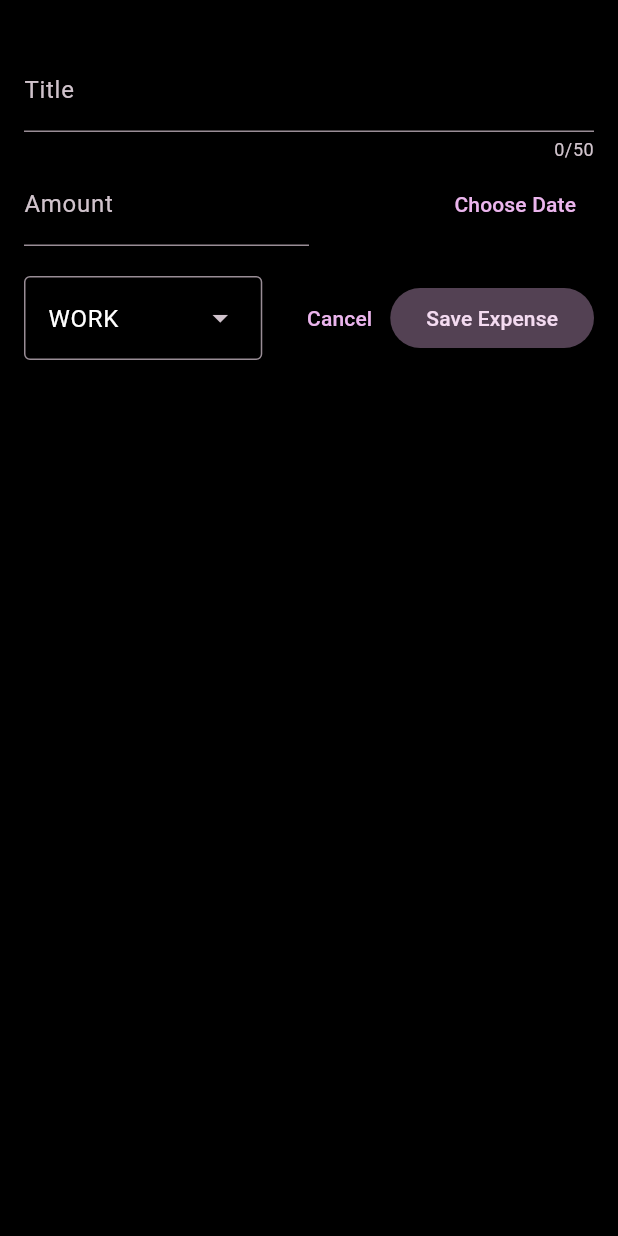
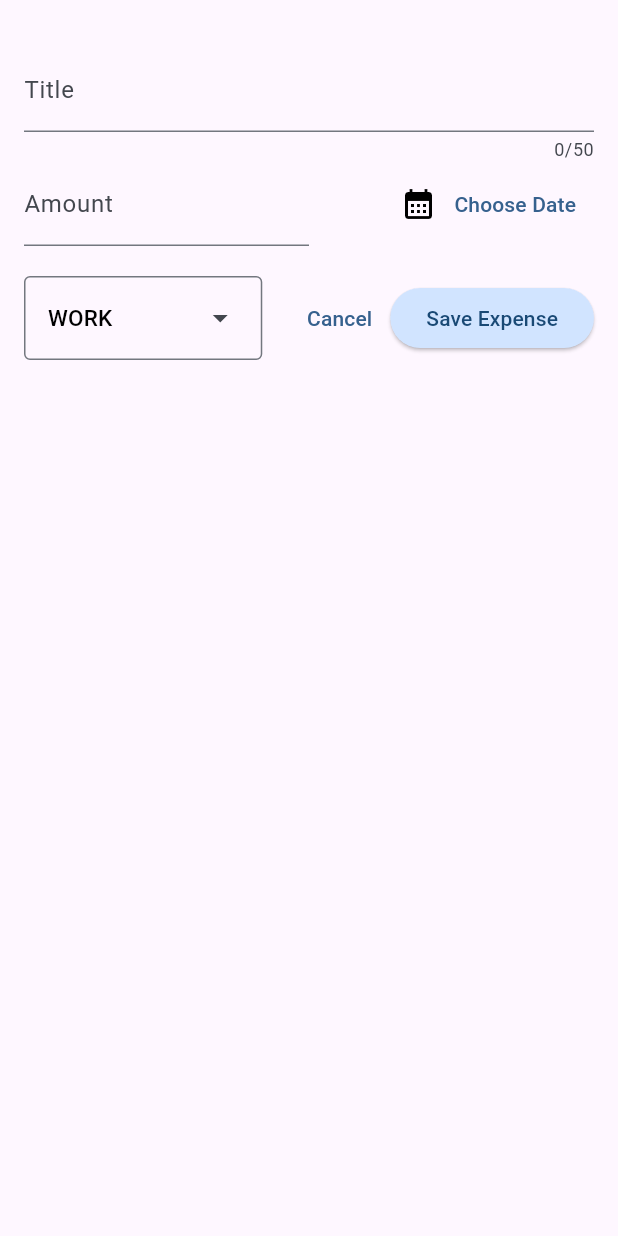
Before and after one commit to Aabis-Ahmed-Hassan/expense_tracker_app, a Flutter app: the screen it shows after launch, after a tap on the "add" icon, on a phone screen of 412 x 824 dp. Run offline on Flutter 3.47's test engine with Material 3 defaults, Android fonts, the phone set to English and light mode, and no system bars.

Commit message:
Done with All

```diff
--- a/lib/add_expense.dart
+++ b/lib/add_expense.dart
@@ -130,6 +130,7 @@ class _AddExpenseState extends State<AddExpense> {
                     _chooseCategory(i!);
                   },
                   initialSelection: _selectedCategory,
+                  textStyle: Theme.of(context).textTheme.titleSmall,
                   dropdownMenuEntries: [
                     for (var i = 0; i < Category.values.length; i++)
                       DropdownMenuEntry(
--- a/lib/main.dart
+++ b/lib/main.dart
@@ -8,10 +8,10 @@ void main() {
 class MyApp extends StatelessWidget {
   MyApp({super.key});
 
-  var kPrimaryColor = ColorScheme.fromSeed(seedColor: Colors.purple);
+  var kPrimaryColor = ColorScheme.fromSeed(seedColor: Colors.blue);
 
-  var kDarkColor = ColorScheme.fromSeed(
-      brightness: Brightness.dark, seedColor: Colors.purple);
+  var kDarkColor =
+      ColorScheme.fromSeed(brightness: Brightness.dark, seedColor: Colors.blue);
   @override
   Widget build(BuildContext context) {
     return MaterialApp(
@@ -33,7 +33,6 @@ class MyApp extends StatelessWidget {
           titleSmall: TextStyle(
             fontSize: 15,
             fontWeight: FontWeight.w500,
-            color: Colors.black,
           ),
         ),
         elevatedButtonTheme: ElevatedButtonThemeData(
@@ -45,6 +44,9 @@ class MyApp extends StatelessWidget {
               kDarkColor.onSecondaryContainer,
             ),
           ),
+        ),
+        iconTheme: IconThemeData().copyWith(
+          color: Colors.white,
         ),
       ),
       theme: ThemeData().copyWith(
@@ -81,8 +83,11 @@ class MyApp extends StatelessWidget {
             ),
           ),
         ),
+        iconTheme: IconThemeData().copyWith(
+          color: Colors.black,
+        ),
       ),
-      themeMode: ThemeMode.dark,
+      themeMode: ThemeMode.system,
       home: HomeScreen(),
     );
   }
```
Also changed, not shown: lib/home_screen.dart (+10 -4 lines).
